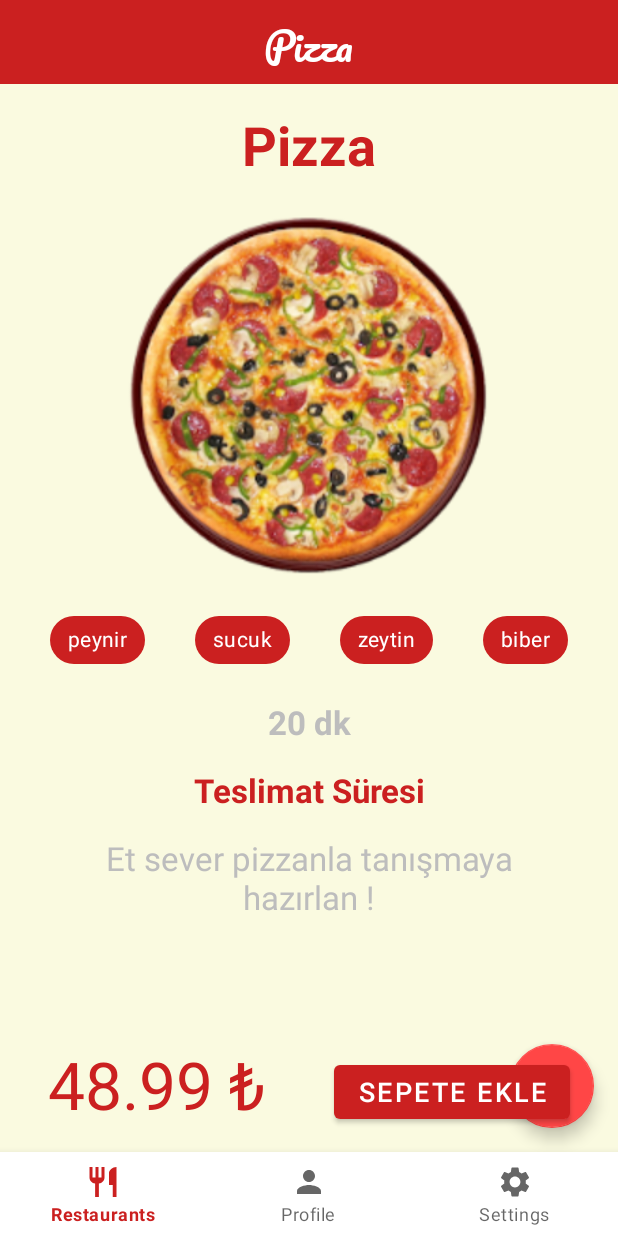
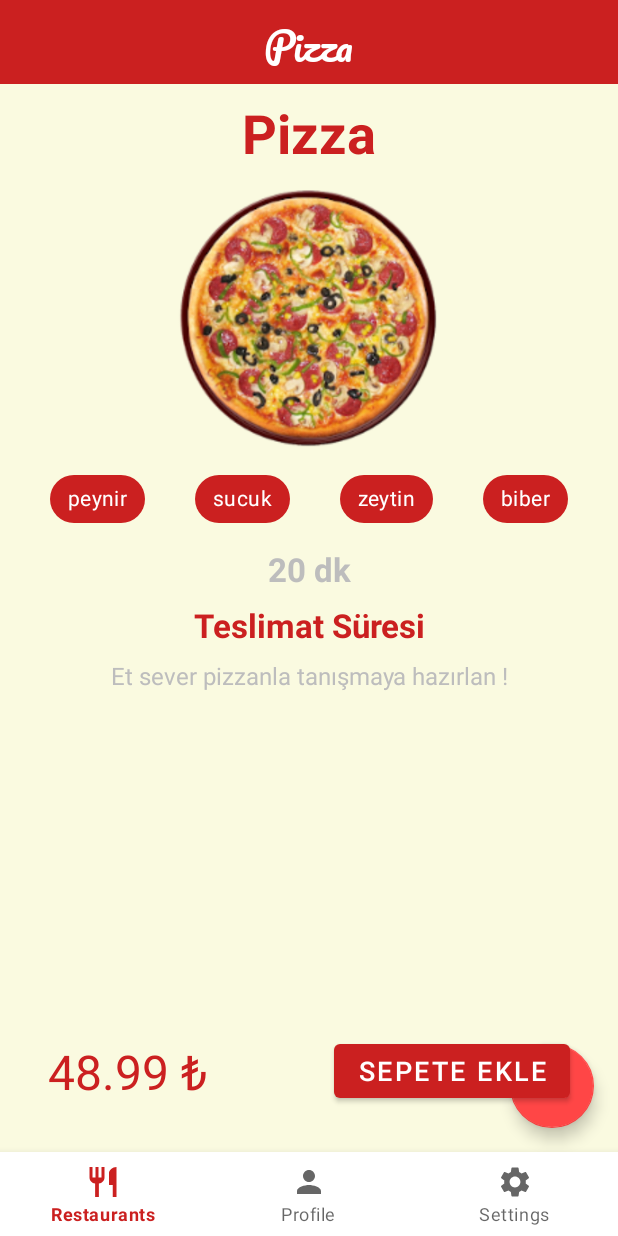
Before and after one commit to Yemeksepeti-Mobil-Android-Bootcamp/teamB_homework3, an Android app: the fragment FoodDetailFragment placed in its activity, on a phone screen of 412 x 824 dp. Run offline under Robolectric (Android 15) with nearby library versions, the phone set to English and light mode, and no system bars; our stand-ins replace Firebase (no records; nobody signed in at launch, a user with empty details on screens opened directly), navigation-ui; 6 statements that could not run were skipped.

Commit message:
Food detail updated

```diff
--- a/app/src/main/java/com/example/teambhomework3/fragments/food/FoodDetailFragment.kt
+++ b/app/src/main/java/com/example/teambhomework3/fragments/food/FoodDetailFragment.kt
@@ -25,7 +25,7 @@ class FoodDetailFragment : Fragment() {
         val view = binding.root
 
         initViews()
-
+        binding.foodDetailToolbarBaslik.text=args.foodDetail.foodName
         return view
     }
 
@@ -38,7 +38,7 @@ class FoodDetailFragment : Fragment() {
             .centerCrop()
             .into(binding.foodDetailFoto)
 
-        binding.textViewFiyat.text = args.foodDetail.foodPrice
+        binding.textViewFiyat.text = "${args.foodDetail.foodPrice}₺"
 
         binding.textView7.text = args.foodDetail.foodDescription
     }
--- a/app/src/main/java/com/example/teambhomework3/utils/adapters/FoodAdapter.kt
+++ b/app/src/main/java/com/example/teambhomework3/utils/adapters/FoodAdapter.kt
@@ -38,6 +38,7 @@ class FoodAdapter(private val foodNamesList: List<Food>,private val mContext:Con
         holder.foodPrice.text = "${food.foodPrice}₺"
         //holder.foodDescription.text = food.foodDescription
 
+
         Glide
             .with(mContext)
             .load(food.foodImage)
--- a/app/src/main/res/layout/fragment_food_detail2.xml
+++ b/app/src/main/res/layout/fragment_food_detail2.xml
@@ -10,7 +10,7 @@
         android:id="@+id/foodDetailTitle"
         android:layout_width="wrap_content"
         android:layout_height="wrap_content"
-        android:layout_marginTop="@dimen/araMesafe"
+        android:layout_marginTop="8dp"
         android:text="Pizza"
         android:textColor="@color/anaRenk"
         android:textSize="@dimen/baslikYaziBoyut"
@@ -48,9 +48,9 @@
 
     <ImageView
         android:id="@+id/foodDetailFoto"
-        android:layout_width="250dp"
-        android:layout_height="250dp"
-        android:layout_marginTop="@dimen/araMesafe"
+        android:layout_width="180dp"
+        android:layout_height="180dp"
+        android:layout_marginTop="8dp"
         app:layout_constraintEnd_toEndOf="parent"
         app:layout_constraintHorizontal_bias="0.5"
         app:layout_constraintStart_toStartOf="parent"
@@ -61,7 +61,7 @@
         android:id="@+id/chip5"
         android:layout_width="wrap_content"
         android:layout_height="wrap_content"
-        android:layout_marginTop="@dimen/araMesafe"
+        android:layout_marginTop="8dp"
         android:text="peynir"
         android:textColor="@color/yaziRenk1"
         android:textSize="@dimen/chipYaziBoyut"
@@ -75,7 +75,7 @@
         android:id="@+id/chip6"
         android:layout_width="wrap_content"
         android:layout_height="wrap_content"
-        android:layout_marginTop="@dimen/araMesafe"
+        android:layout_marginTop="8dp"
         android:text="sucuk"
         android:textColor="@color/yaziRenk1"
         app:chipBackgroundColor="@color/anaRenk"
@@ -88,7 +88,7 @@
         android:id="@+id/chip7"
         android:layout_width="wrap_content"
         android:layout_height="wrap_content"
-        android:layout_marginTop="@dimen/araMesafe"
+        android:layout_marginTop="8dp"
         android:text="zeytin"
         android:textColor="@color/yaziRenk1"
         app:chipBackgroundColor="@color/anaRenk"
@@ -101,7 +101,7 @@
         android:id="@+id/chip8"
         android:layout_width="wrap_content"
         android:layout_height="wrap_content"
-        android:layout_marginTop="@dimen/araMesafe"
+        android:layout_marginTop="8dp"
         android:text="biber"
         android:textColor="@color/yaziRenk1"
         app:chipBackgroundColor="@color/anaRenk"
@@ -114,7 +114,7 @@
         android:id="@+id/textView5"
         android:layout_width="wrap_content"
         android:layout_height="wrap_content"
-        android:layout_marginTop="@dimen/araMesafe"
+        android:layout_marginTop="8dp"
         android:text="20 dk"
         android:textColor="@color/yaziRenk2"
         android:textSize="@dimen/genelYaziBoyut"
@@ -128,10 +128,10 @@
         android:id="@+id/textView6"
         android:layout_width="wrap_content"
         android:layout_height="wrap_content"
-        android:layout_marginTop="@dimen/araMesafe"
+        android:layout_marginTop="8dp"
         android:text="Teslimat Süresi"
         android:textColor="@color/anaRenk"
-        android:textSize="@dimen/genelYaziBoyut"
+        android:textSize="22sp"
         android:textStyle="bold"
         app:layout_constraintEnd_toEndOf="@+id/textView5"
         app:layout_constraintStart_toStartOf="@+id/textView5"
@@ -141,11 +141,11 @@
         android:id="@+id/textView7"
         android:layout_width="@dimen/yaziGenislik"
         android:layout_height="wrap_content"
-        android:layout_marginTop="@dimen/araMesafe"
+        android:layout_marginTop="8dp"
         android:gravity="center"
         android:text="Et sever pizzanla tanışmaya hazırlan !"
         android:textColor="@color/yaziRenk2"
-        android:textSize="@dimen/genelYaziBoyut"
+        android:textSize="16sp"
         app:layout_constraintEnd_toEndOf="parent"
         app:layout_constraintHorizontal_bias="0.5"
         app:layout_constraintStart_toStartOf="parent"
@@ -156,10 +156,10 @@
         android:layout_width="wrap_content"
         android:layout_height="wrap_content"
         android:layout_marginStart="@dimen/kenarMesafe"
-        android:layout_marginBottom="@dimen/araMesafe"
+        android:layout_marginBottom="32dp"
         android:text="48.99 ₺"
         android:textColor="@color/anaRenk"
-        android:textSize="@dimen/fiyatYaziBoyut"
+        android:textSize="32sp"
         app:layout_constraintBottom_toBottomOf="parent"
         app:layout_constraintStart_toStartOf="parent" />
 
@@ -168,8 +168,7 @@
         android:layout_width="wrap_content"
         android:layout_height="wrap_content"
         android:layout_marginEnd="@dimen/kenarMesafe"
-        android:layout_marginRight="@dimen/kenarMesafe"
-        android:layout_marginBottom="@dimen/araMesafe"
+        android:layout_marginBottom="30dp"
         android:text="SEPETE EKLE"
         android:textColor="@color/yaziRenk1"
         android:textSize="18sp"
--- a/app/src/main/res/layout/item_food.xml
+++ b/app/src/main/res/layout/item_food.xml
@@ -2,13 +2,18 @@
     xmlns:app="http://schemas.android.com/apk/res-auto"
     android:layout_width="wrap_content"
     android:id="@+id/itemFoodCardView"
-    android:layout_height="wrap_content">
+    android:layout_height="wrap_content"
+    android:layout_margin="10dp"
+    android:background="@drawable/card_background"
+    android:elevation="3dp">
 
     <androidx.constraintlayout.widget.ConstraintLayout
         android:layout_width="160dp"
         android:layout_height="190dp"
         android:layout_margin="10dp"
-        android:elevation="3dp">
+        android:elevation="8dp"
+        android:background="@drawable/card_background"
+        >
 
         <ImageView
             android:id="@+id/itemFoodImageView"
```
